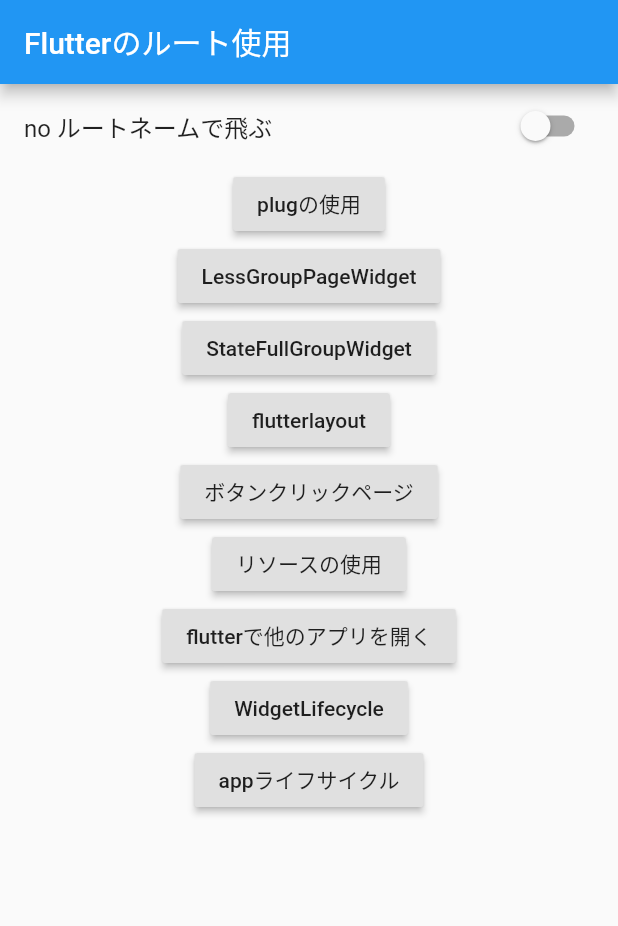
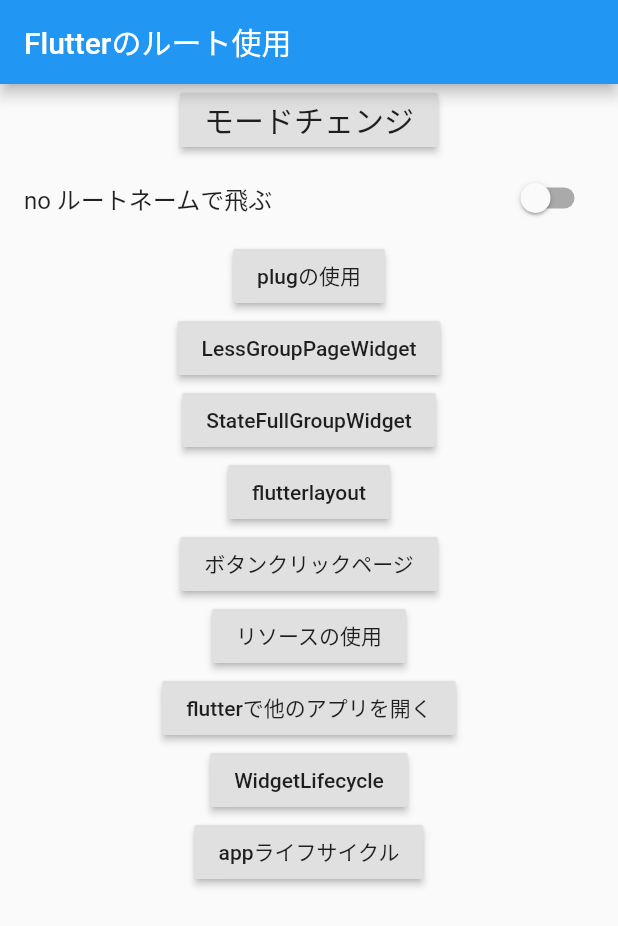
Before and after one commit to huanshenyi/flutte_len, a Flutter app: the screen it shows after launch, on a phone screen of 412 x 824 dp. Shown: the top 926 px of the screen. Run offline on Flutter 3.47's test engine with Material 2 defaults, Android fonts, the phone set to English and light mode, and no system bars; missing offline and left inert: flutter_color_plugin.

Commit message:
appのスタイルチェンジ

```diff
--- a/lib/main.dart
+++ b/lib/main.dart
@@ -9,22 +9,45 @@ import 'package:flutter_len/plugin_use.dart';
 import 'package:flutter_len/res_page.dart';
 import 'package:flutter_len/statefull_group_page.dart';
 
-void main() => runApp(MyApp());
+void main() => runApp(DynamicTheme());
 
-class MyApp extends StatelessWidget {
-  // This widget is the root of your application.
+class DynamicTheme extends StatefulWidget {
+  @override
+  _DynamicThemeState createState() => _DynamicThemeState();
+}
+
+class _DynamicThemeState extends State<DynamicTheme> {
+  Brightness _brightness = Brightness.light;
   @override
   Widget build(BuildContext context) {
     return MaterialApp(
         title: 'Flutter Demo',
         theme: ThemeData(
+          //夜間モード
+          brightness: this._brightness,
           primarySwatch: Colors.blue,
         ),
         home: Scaffold(
           appBar: AppBar(
             title: Text("Flutterのルート使用"),
           ),
-        body: RouteNavigator(),
+          body: Column(
+            children: <Widget>[
+              RaisedButton(
+                child: Text("モードチェンジ", style: TextStyle(fontSize: 20),),
+                onPressed: (){
+                  setState(() {
+                    if(_brightness == Brightness.dark){
+                      _brightness = Brightness.light;
+                    }else{
+                      _brightness = Brightness.dark;
+                    }
+                  });
+                },
+              ),
+              RouteNavigator()
+            ],
+          ),
         ),
         routes: <String, WidgetBuilder>{ //ルート別名定義
           "plugin": (BuildContext context) => PluginUse(),
```
Lines whose indentation alone changed are shown as unchanged.
